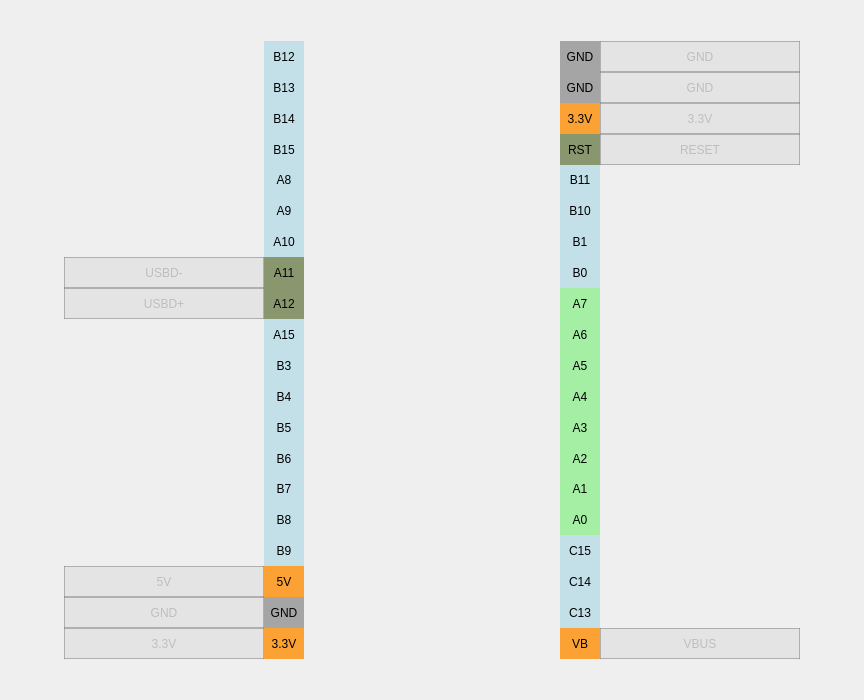
invictuscockpits/HOTASConfigurator, file src/widgets/pins/pinscontroller.ui: the form before one commit.
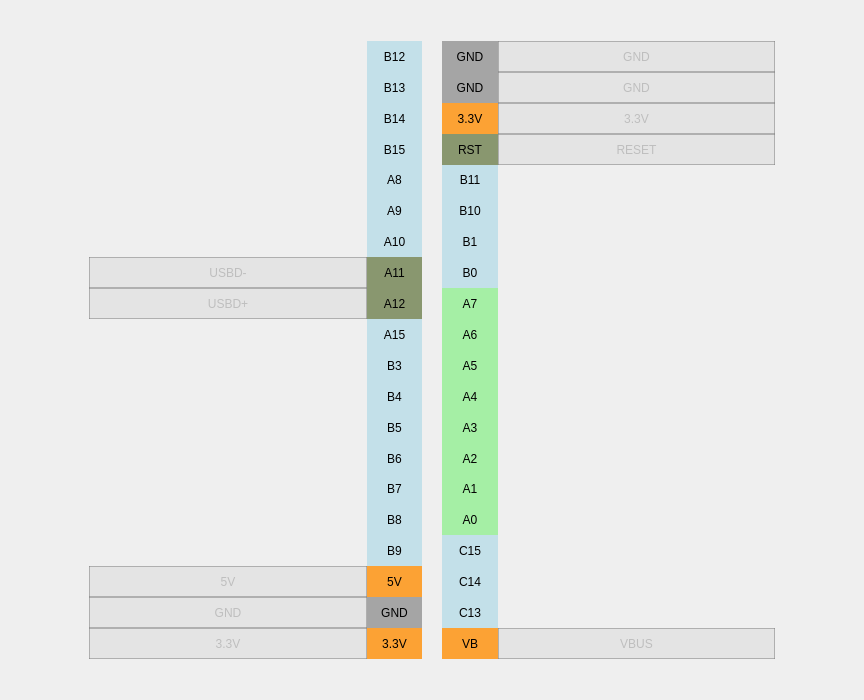
The form after the commit.

What changed in the file:
```diff
--- a/src/widgets/pins/pinscontroller.ui
+++ b/src/widgets/pins/pinscontroller.ui
@@ -10,7 +10,7 @@
     <height>700</height>
    </rect>
   </property>
-  <layout class="QGridLayout" name="gridLayout" rowstretch="1,15,1" columnstretch="4,15,16,15,4">
+  <layout class="QGridLayout" name="gridLayout" rowstretch="1,15,1" columnstretch="4,15,0,15,4">
    <property name="leftMargin">
     <number>0</number>
    </property>
```
